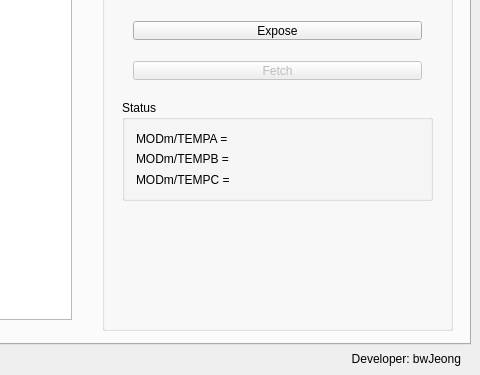
bwJeong/ArchonCommInspectionSW, file mainwindow.ui: the form before one commit; both pictures show x 620 to 1100 and y 136 to 511 of the 1100 by 511 pixel window.
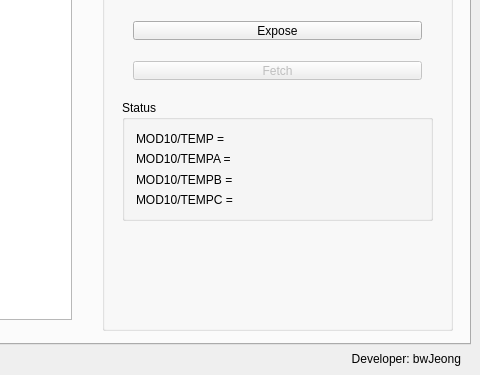
The form after the commit. The open tabs and pages were chosen to show the change.

Patch:
```diff
--- a/mainwindow.ui
+++ b/mainwindow.ui
@@ -610,7 +610,7 @@
          <x>20</x>
          <y>190</y>
          <width>311</width>
-         <height>101</height>
+         <height>121</height>
         </rect>
        </property>
        <property name="title">
@@ -619,24 +619,31 @@
        <layout class="QGridLayout" name="gridLayout">
         <item row="0" column="0">
          <layout class="QVBoxLayout" name="verticalLayout">
+          <item>
+           <widget class="QLabel" name="lbTemp_1">
+            <property name="text">
+             <string>MOD10/TEMP = </string>
+            </property>
+           </widget>
+          </item>
           <item>
            <widget class="QLabel" name="lbSensorATemp_1">
             <property name="text">
-             <string>MODm/TEMPA = </string>
+             <string>MOD10/TEMPA = </string>
             </property>
            </widget>
           </item>
           <item>
            <widget class="QLabel" name="lbSensorBTemp_1">
             <property name="text">
-             <string>MODm/TEMPB = </string>
+             <string>MOD10/TEMPB = </string>
             </property>
            </widget>
           </item>
           <item>
            <widget class="QLabel" name="lbSensorCTemp_1">
             <property name="text">
-             <string>MODm/TEMPC = </string>
+             <string>MOD10/TEMPC = </string>
             </property>
            </widget>
           </item>
```
Left out of the diff: 8 changed lines with no effect on the pictures.
